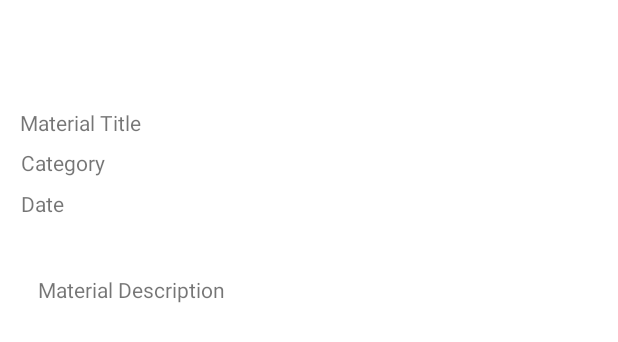
After one commit to edwinmahendra/Care-With-Us, an Android app: the layout activity_detail_material.xml on its own in the app's theme, with its tools: preview values and no code run, on a phone screen of 412 x 824 dp. The commit adds this screen. Shown: the top 342 px of the screen. Run offline under Robolectric (Android 15) with nearby library versions, the phone set to English and light mode, and no system bars.

```diff
--- a/app/src/main/java/com/dicoding/picodiploma/carewithus/admin/CategoryAdapter.kt
+++ b/app/src/main/java/com/dicoding/picodiploma/carewithus/admin/CategoryAdapter.kt
@@ -52,6 +52,7 @@ class CategoryAdapter:RecyclerView.Adapter<CategoryAdapter.HolderCategory>, Filt
             intent.putExtra("category",category)
             context.startActivity(intent)
         }
+
     }
 
     private fun deleteCategory(model: CategoryModel, holder: HolderCategory) {
--- /dev/null
+++ b/app/src/main/res/layout/activity_detail_material.xml
@@ -0,0 +1,73 @@
+<?xml version="1.0" encoding="utf-8"?>
+<RelativeLayout xmlns:android="http://schemas.android.com/apk/res/android"
+    xmlns:app="http://schemas.android.com/apk/res-auto"
+    xmlns:tools="http://schemas.android.com/tools"
+    android:layout_width="match_parent"
+    android:layout_height="match_parent"
+    tools:context=".admin.DetailMaterialActivity">
+
+ <ScrollView
+     android:layout_width="match_parent"
+     android:layout_height="wrap_content">
+
+     <RelativeLayout
+         android:layout_width="match_parent"
+         android:layout_height="wrap_content">
+
+         <TextView
+             android:id="@+id/materialTitle"
+             android:layout_width="wrap_content"
+             android:layout_height="wrap_content"
+             android:layout_alignParentStart="true"
+             android:layout_alignParentTop="true"
+             android:layout_alignParentEnd="true"
+             android:layout_marginStart="13dp"
+             android:layout_marginTop="72dp"
+             android:layout_marginEnd="316dp"
+             android:text="Material Title" />
+
+         <TextView
+             android:id="@+id/categoryTv"
+             android:layout_width="wrap_content"
+             android:layout_height="wrap_content"
+             android:layout_below="@+id/materialTitle"
+             android:layout_alignParentStart="true"
+             android:layout_alignParentEnd="true"
+             android:layout_marginStart="14dp"
+             android:layout_marginTop="7dp"
+             android:layout_marginEnd="339dp"
+             android:text="Category" />
+
+         <TextView
+             android:id="@+id/dateTv"
+             android:layout_width="wrap_content"
+             android:layout_height="wrap_content"
+             android:layout_below="@+id/categoryTv"
+             android:layout_alignParentStart="true"
+             android:layout_alignParentEnd="true"
+             android:layout_marginStart="14dp"
+             android:layout_marginTop="8dp"
+             android:layout_marginEnd="338dp"
+             android:text="Date" />
+
+         <TextView
+             android:id="@+id/description_material"
+             android:layout_width="371dp"
+             android:layout_height="321dp"
+             android:layout_below="@+id/dateTv"
+             android:layout_alignParentStart="true"
+             android:layout_alignParentEnd="true"
+             android:layout_alignParentBottom="true"
+             android:layout_marginStart="25dp"
+             android:layout_marginTop="42dp"
+             android:layout_marginEnd="15dp"
+             android:layout_marginBottom="-4dp"
+             android:text="Material Description" />
+
+     </RelativeLayout>
+
+ </ScrollView>
+
+
+
+</RelativeLayout>
```
Also changed, not shown: app/src/main/AndroidManifest.xml (+8 -2 lines), app/src/main/java/com/dicoding/picodiploma/carewithus/admin/DetailMaterialActivity.kt (added, +54 -0 lines), app/src/main/java/com/dicoding/picodiploma/carewithus/admin/Helper.kt (+27 -1 lines), app/src/main/java/com/dicoding/picodiploma/carewithus/admin/MaterialAdapterAdmin.kt (+32 -0 lines), app/src/main/java/com/dicoding/picodiploma/carewithus/admin/MaterialEditActivity.kt (added, +169 -0 lines), app/src/main/res/layout/activity_material_edit.xml (added, +86 -0 lines), app/src/main/res/layout/activity_material_list_admin.xml (+6 -4 lines), app/src/main/res/layout/item_material_admin.xml (+9 -10 lines).
